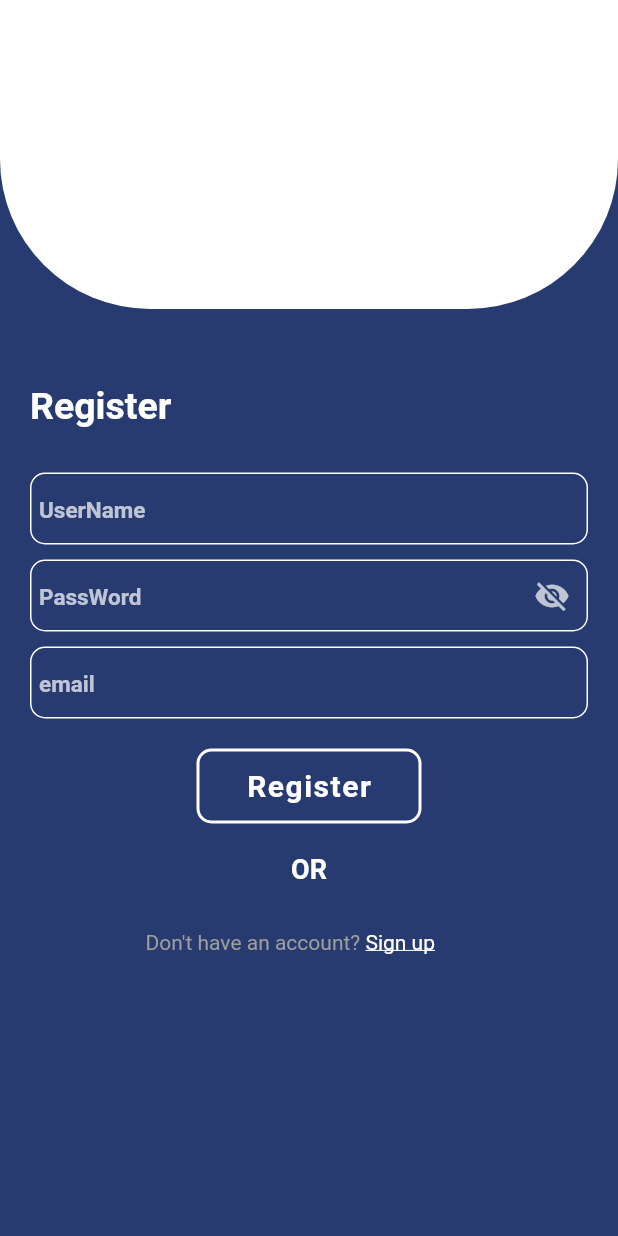
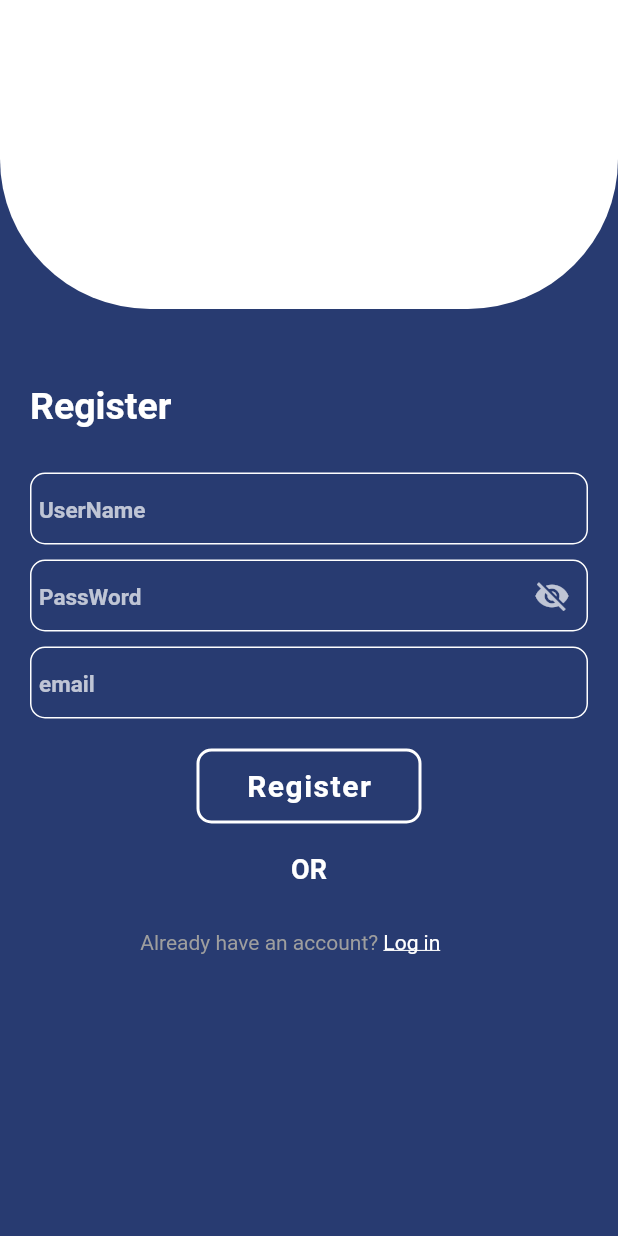
Before and after one commit to Rayago/org-eventos-app, a Flutter app: the SignupPage screen opened by its route, on a phone screen of 412 x 824 dp. Run offline on Flutter 3.47's test engine with Material 2 defaults, Android fonts, the phone set to English and light mode, and no system bars; drawn by our look-alikes of snippet_coder_utils; our stand-ins replace flutter_modular, google_maps_flutter, localization, mobx; missing offline and left inert: api_cache_manager, flutter_onboard.

Commit message:
Commit final

```diff
--- a/lib/config.dart
+++ b/lib/config.dart
@@ -1,7 +1,7 @@
 class Config {
   static const String appName = "Travel App";
   //static const String apiURL = "11.12.15.7:4000";
-  static const String apiURL = "0.0.0.0:0000" ;//ENTRAR COM A URL DA MESMA FORMA DO EXEMPLO COMENTADO ACIMA;
+  static const String apiURL = "127.0.0.1" ;//ENTRAR COM A URL DA MESMA FORMA DO EXEMPLO COMENTADO ACIMA;
   static const String loginAPI = "/";
   static const String registerAPI = "/signup";
   //static const String userProfileAPI = "/users/user-profile";
--- a/lib/src/features/auth/presentation/view/page/signup_page.dart
+++ b/lib/src/features/auth/presentation/view/page/signup_page.dart
@@ -267,16 +267,16 @@ class _SignupPageState extends State<SignupPage> {
                     fontSize: 14.0,
                     ),
                   children: <TextSpan>[
-                    TextSpan(text: "Don't have an account? "),
+                    TextSpan(text: "Already have an account? "),
                     TextSpan(
-                      text: 'Sign up',
+                      text: 'Log in',
                       style: TextStyle(
                         color: Colors.white,
                         decoration: TextDecoration.underline,
                       ),
                       recognizer: TapGestureRecognizer()
                         ..onTap = () {
-                          Modular.to.pushNamed('/auth/verify');
+                          Modular.to.pushNamed('/');
                           //print("Forget Password");
                       },
                     ),
```
Also changed, not shown: lib/src/features/auth/presentation/view/page/login_page.dart (+6 -2 lines), 1 other file.
